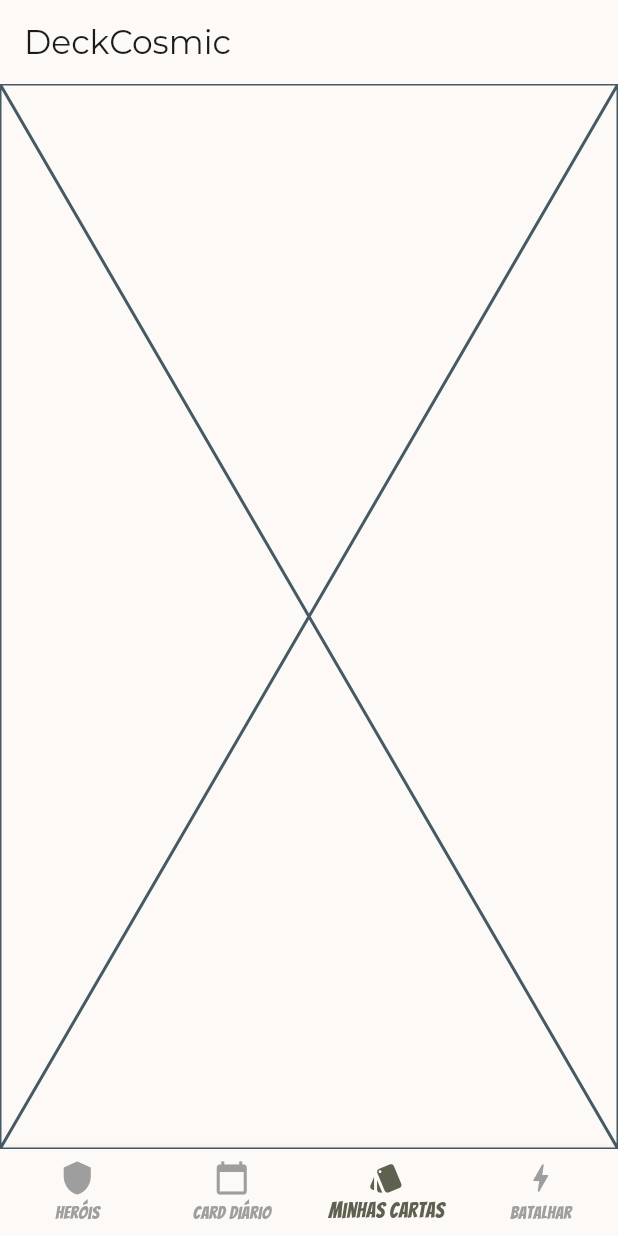
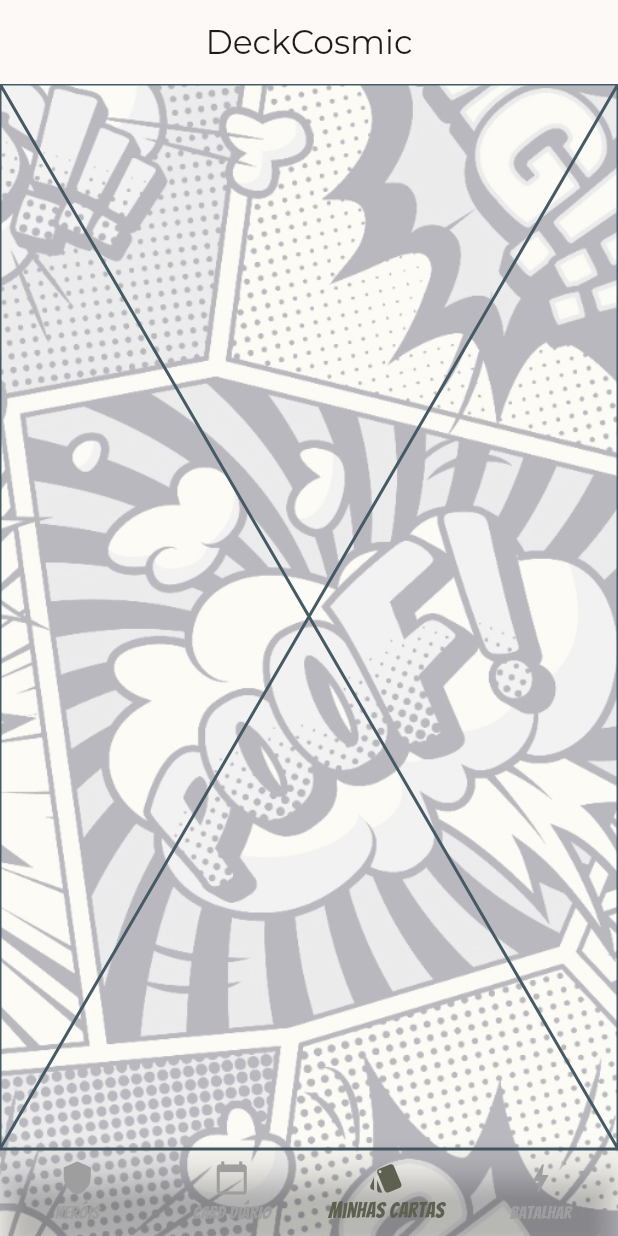
Before and after one commit to viniciusdomg/DeckCosmic, a Flutter app: the screen it shows after launch, item 3 of the bottom bar chosen, on a phone screen of 412 x 824 dp. Run offline on Flutter 3.47's test engine with Material 3 defaults, Android fonts, the phone set to English and light mode, and no system bars; our stand-ins replace cached_network_image, dio, freezed_annotation, get_it, google_fonts, infinite_scroll_pagination; network calls fail.

Commit message:
feat: adicionando imagem de background para todo o app

```diff
--- a/lib/features/daily_card/presentation/pages/hero_day.dart
+++ b/lib/features/daily_card/presentation/pages/hero_day.dart
@@ -5,6 +5,6 @@ class HeroDay extends StatelessWidget {
 
   @override
   Widget build(BuildContext context) {
-    return const Placeholder();
+    return const Text("data");
   }
 }
--- a/lib/features/heroes/presentation/widgets/build_image_small.dart
+++ b/lib/features/heroes/presentation/widgets/build_image_small.dart
@@ -11,7 +11,7 @@ class BuildImageSmall extends StatelessWidget {
     return CachedNetworkImage(
       imageUrl: hero.images.sm,
       width: 110,
-      height: 170,
+      height: 180,
       fit: BoxFit.cover,
       placeholder: (context, url) => Container(
         width: 110,
--- a/lib/features/home/presentation/pages/main_navigation.dart
+++ b/lib/features/home/presentation/pages/main_navigation.dart
@@ -39,7 +39,9 @@ class _MainNavigationState extends State<MainNavigation> {
   Widget build(BuildContext context) {
     return Scaffold(
       appBar: AppBar(
-        title: Text("DeckCosmic"),
+        title: Center(
+         child: Text("DeckCosmic"),
+        ),
       ),
 
       body: IndexedStack(
--- a/lib/main.dart
+++ b/lib/main.dart
@@ -29,6 +29,24 @@ class MyApp extends StatelessWidget {
         theme: theme.light(),
         darkTheme: theme.dark(),
         home: const MainNavigation(initialIndex: 1),
+        builder: (context, child) {
+          return Stack(
+            children: [
+              Opacity(
+                opacity: 0.3,
+                child: Container(
+                  decoration: const BoxDecoration(
+                    image: DecorationImage(
+                      image: AssetImage('images/comic_background.jpg'),
+                      fit: BoxFit.cover,
+                    ),
+                  ),
+                ),
+              ),
+              child ?? Container(),
+            ],
+          );
+        },
       ),
     );
   }
--- a/lib/theme/theme.dart
+++ b/lib/theme/theme.dart
@@ -344,8 +344,8 @@ class MaterialTheme {
       bodyColor: colorScheme.onSurface,
       displayColor: colorScheme.onSurface,
     ),
-    scaffoldBackgroundColor: colorScheme.background,
-    canvasColor: colorScheme.surface,
+    scaffoldBackgroundColor: Colors.transparent,
+    canvasColor: Colors.transparent,
   );
 
 
```
Also changed, not shown: lib/features/heroes/presentation/pages/hero_detail.dart (+7 -4 lines), lib/features/heroes/presentation/widgets/detail_row.dart (+8 -2 lines), pubspec.yaml (+2 -5 lines), images/comic_background.jpg (added).
